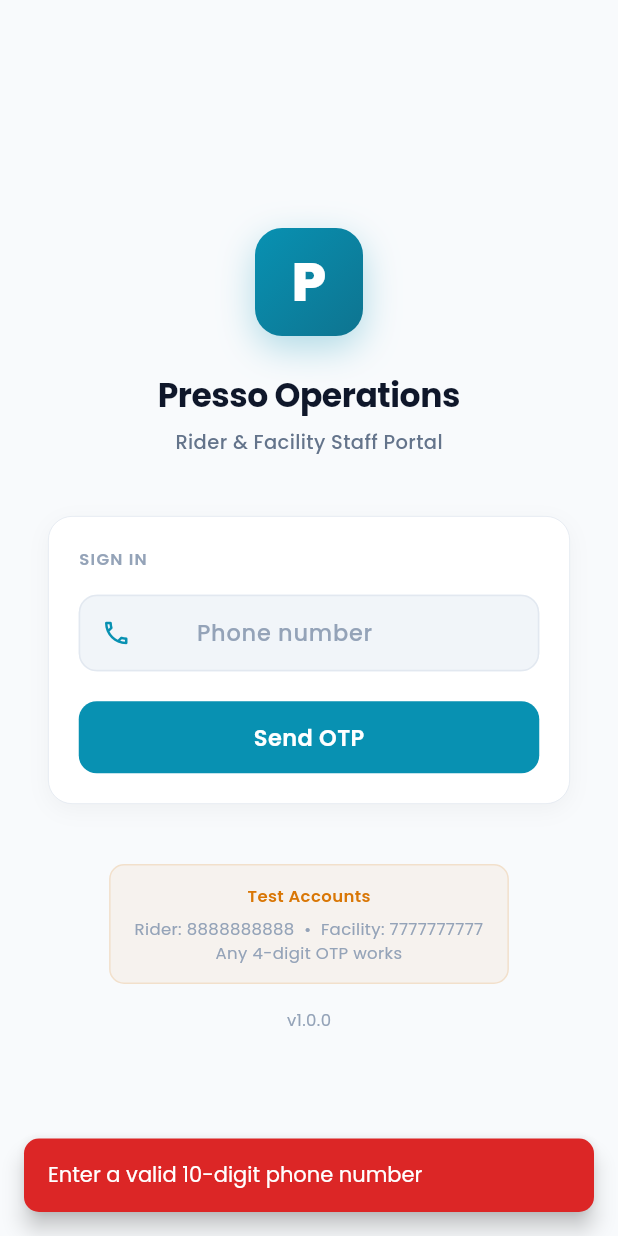
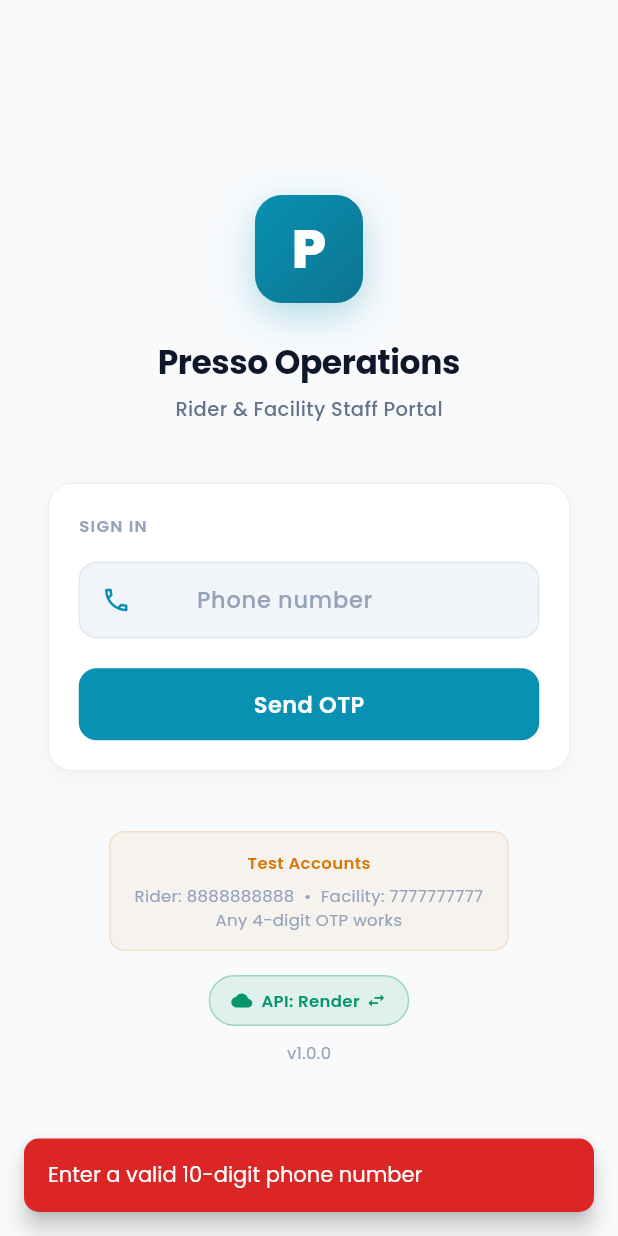
Before and after one commit to Harshalp4/PRESSO, a Flutter app: the screen it shows after launch, after a tap on "Send OTP", on a phone screen of 412 x 824 dp. Run offline on Flutter 3.47's test engine with Material 3 defaults, Android fonts, the phone set to English and light mode, and no system bars; our stand-ins replace cached_network_image, connectivity_plus, dio, firebase_messaging, flutter_riverpod, flutter_secure_storage and 10 more; missing offline and left inert: razorpay_flutter, signalr_netcore; accounts and stored records are empty; network calls fail.

Commit message:
Add API environment toggle on login screens for both apps
Tap the chip on the login screen to switch between Local and Render.
Choice persists in SharedPreferences across app restarts.
Dio client watches the provider so all API calls use the selected URL.

Co-Authored-By: Claude Opus 4.6 <noreply@anthropic.com>

```diff
--- /dev/null
+++ b/presso_app/lib/core/config/env_config.dart
@@ -0,0 +1,43 @@
+import 'package:flutter_riverpod/flutter_riverpod.dart';
+import 'package:shared_preferences/shared_preferences.dart';
+
+enum ApiEnvironment {
+  local('Local', 'http://192.168.29.63:5181'),
+  render('Render', 'https://presso-3ggb.onrender.com');
+
+  final String label;
+  final String url;
+  const ApiEnvironment(this.label, this.url);
+}
+
+class EnvConfigNotifier extends StateNotifier<ApiEnvironment> {
+  static const _key = 'api_environment';
+
+  EnvConfigNotifier() : super(ApiEnvironment.render) {
+    _load();
+  }
+
+  Future<void> _load() async {
+    final prefs = await SharedPreferences.getInstance();
+    final saved = prefs.getString(_key);
+    if (saved == 'local') {
+      state = ApiEnvironment.local;
+    } else {
+      state = ApiEnvironment.render;
+    }
+  }
+
+  Future<void> toggle() async {
+    final next = state == ApiEnvironment.local
+        ? ApiEnvironment.render
+        : ApiEnvironment.local;
+    state = next;
+    final prefs = await SharedPreferences.getInstance();
+    await prefs.setString(_key, next.name);
+  }
+}
+
+final envConfigProvider =
+    StateNotifierProvider<EnvConfigNotifier, ApiEnvironment>(
+  (ref) => EnvConfigNotifier(),
+);
--- /dev/null
+++ b/presso_operations/lib/core/config/env_config.dart
@@ -0,0 +1,43 @@
+import 'package:flutter_riverpod/flutter_riverpod.dart';
+import 'package:shared_preferences/shared_preferences.dart';
+
+enum ApiEnvironment {
+  local('Local', 'http://192.168.29.63:5181'),
+  render('Render', 'https://presso-3ggb.onrender.com');
+
+  final String label;
+  final String url;
+  const ApiEnvironment(this.label, this.url);
+}
+
+class EnvConfigNotifier extends StateNotifier<ApiEnvironment> {
+  static const _key = 'api_environment';
+
+  EnvConfigNotifier() : super(ApiEnvironment.render) {
+    _load();
+  }
+
+  Future<void> _load() async {
+    final prefs = await SharedPreferences.getInstance();
+    final saved = prefs.getString(_key);
+    if (saved == 'local') {
+      state = ApiEnvironment.local;
+    } else {
+      state = ApiEnvironment.render;
+    }
+  }
+
+  Future<void> toggle() async {
+    final next = state == ApiEnvironment.local
+        ? ApiEnvironment.render
+        : ApiEnvironment.local;
+    state = next;
+    final prefs = await SharedPreferences.getInstance();
+    await prefs.setString(_key, next.name);
+  }
+}
+
+final envConfigProvider =
+    StateNotifierProvider<EnvConfigNotifier, ApiEnvironment>(
+  (ref) => EnvConfigNotifier(),
+);
--- a/presso_operations/lib/core/network/dio_client.dart
+++ b/presso_operations/lib/core/network/dio_client.dart
@@ -3,13 +3,17 @@ import 'package:dio/dio.dart';
 import 'package:flutter_riverpod/flutter_riverpod.dart';
 import 'package:shared_preferences/shared_preferences.dart';
 import '../constants/api_constants.dart';
+import '../config/env_config.dart';
 
 final dioClientProvider = Provider<DioClient>((ref) {
   return DioClient();
 });
 
 final dioProvider = Provider<Dio>((ref) {
-  return ref.watch(dioClientProvider).dio;
+  final env = ref.watch(envConfigProvider);
+  final dio = ref.watch(dioClientProvider).dio;
+  dio.options.baseUrl = env.url;
+  return dio;
 });
 
 class DioClient {
--- a/presso_operations/lib/features/auth/presentation/screens/login_screen.dart
+++ b/presso_operations/lib/features/auth/presentation/screens/login_screen.dart
@@ -3,6 +3,7 @@ import 'package:flutter/services.dart';
 import 'package:flutter_riverpod/flutter_riverpod.dart';
 import 'package:go_router/go_router.dart';
 import '../../../../core/constants/app_colors.dart';
+import '../../../../core/config/env_config.dart';
 import '../providers/auth_provider.dart';
 
 class LoginScreen extends ConsumerStatefulWidget {
@@ -71,6 +72,54 @@ class _LoginScreenState extends ConsumerState<LoginScreen> {
         behavior: SnackBarBehavior.floating,
         shape: RoundedRectangleBorder(borderRadius: BorderRadius.circular(10)),
         margin: const EdgeInsets.all(16),
+      ),
+    );
+  }
+
+  Widget _buildEnvToggle() {
+    final env = ref.watch(envConfigProvider);
+    final isLocal = env == ApiEnvironment.local;
+
+    return GestureDetector(
+      onTap: () => ref.read(envConfigProvider.notifier).toggle(),
+      child: Container(
+        padding: const EdgeInsets.symmetric(horizontal: 14, vertical: 8),
+        decoration: BoxDecoration(
+          color: isLocal
+              ? AppColors.amber.withOpacity(0.1)
+              : AppColors.green.withOpacity(0.1),
+          borderRadius: BorderRadius.circular(20),
+          border: Border.all(
+            color: isLocal
+                ? AppColors.amber.withOpacity(0.3)
+                : AppColors.green.withOpacity(0.3),
+          ),
+        ),
+        child: Row(
+          mainAxisSize: MainAxisSize.min,
+          children: [
+            Icon(
+              isLocal ? Icons.computer : Icons.cloud,
+              size: 14,
+              color: isLocal ? AppColors.amber : AppColors.green,
+            ),
+            const SizedBox(width: 6),
+            Text(
+              'API: ${env.label}',
+              style: TextStyle(
+                fontSize: 11,
+                fontWeight: FontWeight.w600,
+                color: isLocal ? AppColors.amber : AppColors.green,
+              ),
+            ),
+            const SizedBox(width: 4),
+            Icon(
+              Icons.swap_horiz,
+              size: 14,
+              color: isLocal ? AppColors.amber : AppColors.green,
+            ),
+          ],
+        ),
       ),
     );
   }
@@ -378,6 +427,11 @@ class _LoginScreenState extends ConsumerState<LoginScreen> {
                   ),
 
                   const SizedBox(height: 16),
+
+                  // ── API Environment Toggle ──
+                  _buildEnvToggle(),
+
+                  const SizedBox(height: 10),
                   Text(
                     'v1.0.0',
                     style: TextStyle(
```
Also changed, not shown: presso_app/lib/core/network/dio_client.dart (+9 -1 lines), presso_app/lib/features/auth/presentation/screens/phone_auth_screen.dart (+57 -3 lines).
